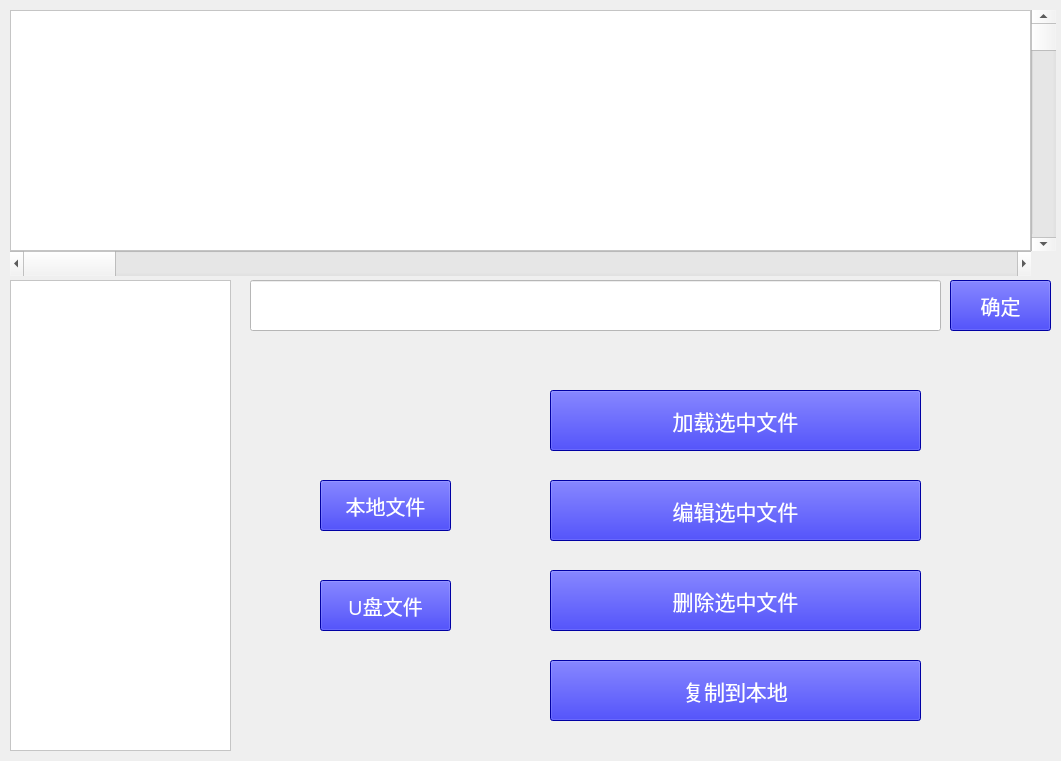
The window that HighResolutionPrinter/filemanagechild.ui (dxphmj/TwoCharPrinter) describes before a commit, drawn with Qt 5.
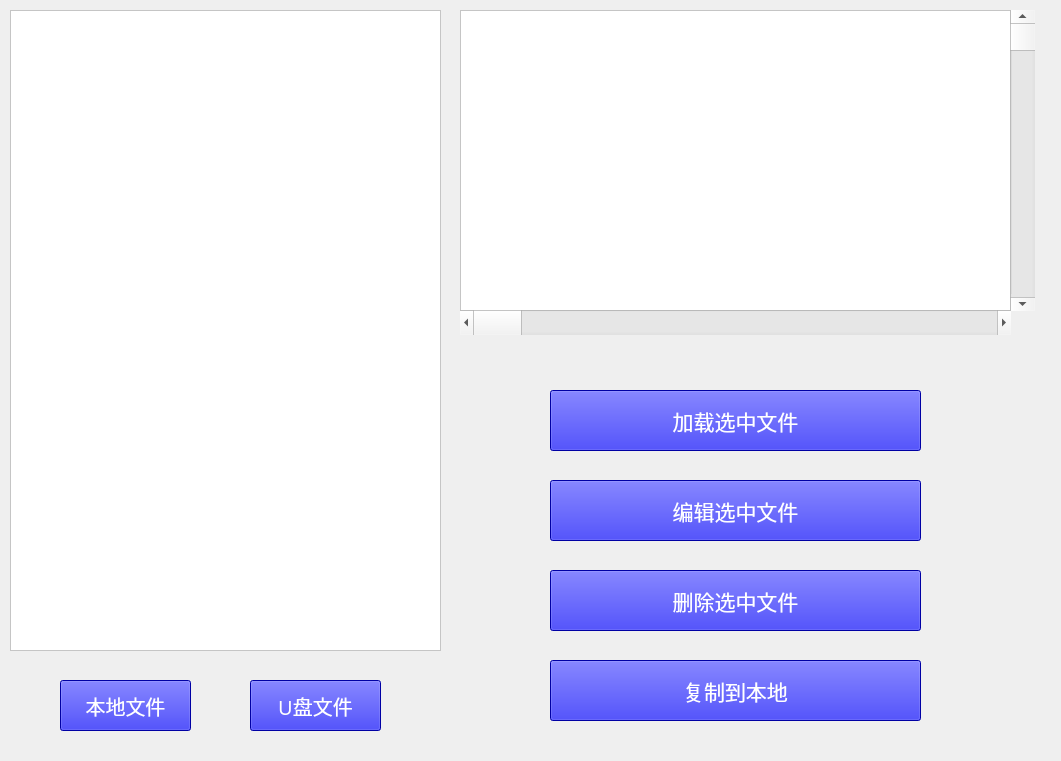
The same window after the commit. Custom widgets are drawn as their Qt base class.

```diff
--- a/HighResolutionPrinter/filemanagechild.ui
+++ b/HighResolutionPrinter/filemanagechild.ui
@@ -17,9 +17,9 @@
    <property name="geometry">
     <rect>
      <x>10</x>
-     <y>280</y>
-     <width>221</width>
-     <height>471</height>
+     <y>10</y>
+     <width>431</width>
+     <height>641</height>
     </rect>
    </property>
    <property name="styleSheet">
@@ -29,8 +29,8 @@
   <widget class="QPushButton" name="localFileBut">
    <property name="geometry">
     <rect>
-     <x>320</x>
-     <y>480</y>
+     <x>60</x>
+     <y>680</y>
      <width>131</width>
      <height>51</height>
     </rect>
@@ -52,8 +52,8 @@
   <widget class="QPushButton" name="UdiskFileBut">
    <property name="geometry">
     <rect>
-     <x>320</x>
-     <y>580</y>
+     <x>250</x>
+     <y>680</y>
      <width>131</width>
      <height>51</height>
     </rect>
@@ -75,10 +75,10 @@
   <widget class="QTextEdit" name="filePrivewtextEdit">
    <property name="geometry">
     <rect>
-     <x>10</x>
+     <x>460</x>
      <y>10</y>
-     <width>1021</width>
-     <height>241</height>
+     <width>551</width>
+     <height>301</height>
     </rect>
    </property>
    <property name="styleSheet">
@@ -88,9 +88,9 @@
   <widget class="QScrollBar" name="filePreHorScrollBar">
    <property name="geometry">
     <rect>
-     <x>10</x>
-     <y>251</y>
-     <width>1021</width>
+     <x>460</x>
+     <y>310</y>
+     <width>551</width>
      <height>25</height>
     </rect>
    </property>
@@ -101,10 +101,10 @@
   <widget class="QScrollBar" name="filePreVerScrollBar">
    <property name="geometry">
     <rect>
-     <x>1031</x>
+     <x>1010</x>
      <y>10</y>
      <width>25</width>
-     <height>241</height>
+     <height>301</height>
     </rect>
    </property>
    <property name="orientation">
@@ -203,51 +203,8 @@
     <string>复制到本地</string>
    </property>
   </widget>
-  <widget class="lineedit_click" name="fileNmaeLineEdit">
-   <property name="geometry">
-    <rect>
-     <x>250</x>
-     <y>280</y>
-     <width>691</width>
-     <height>51</height>
-    </rect>
-   </property>
-   <property name="styleSheet">
-    <string notr="true">background-color: rgb(255, 255, 255);</string>
-   </property>
-  </widget>
-  <widget class="QPushButton" name="OKFileNameBut">
-   <property name="geometry">
-    <rect>
-     <x>950</x>
-     <y>280</y>
-     <width>101</width>
-     <height>51</height>
-    </rect>
-   </property>
-   <property name="font">
-    <font>
-     <family>楷体</family>
-     <pointsize>15</pointsize>
-    </font>
-   </property>
-   <property name="styleSheet">
-    <string notr="true">color: rgb(255, 255, 255);
-background-color: rgb(0, 0, 230);</string>
-   </property>
-   <property name="text">
-    <string>确定</string>
-   </property>
-  </widget>
  </widget>
  <layoutdefault spacing="6" margin="11"/>
- <customwidgets>
-  <customwidget>
-   <class>lineedit_click</class>
-   <extends>QLineEdit</extends>
-   <header location="global">lineedit_click.h</header>
-  </customwidget>
- </customwidgets>
  <resources/>
  <connections/>
 </ui>
```
